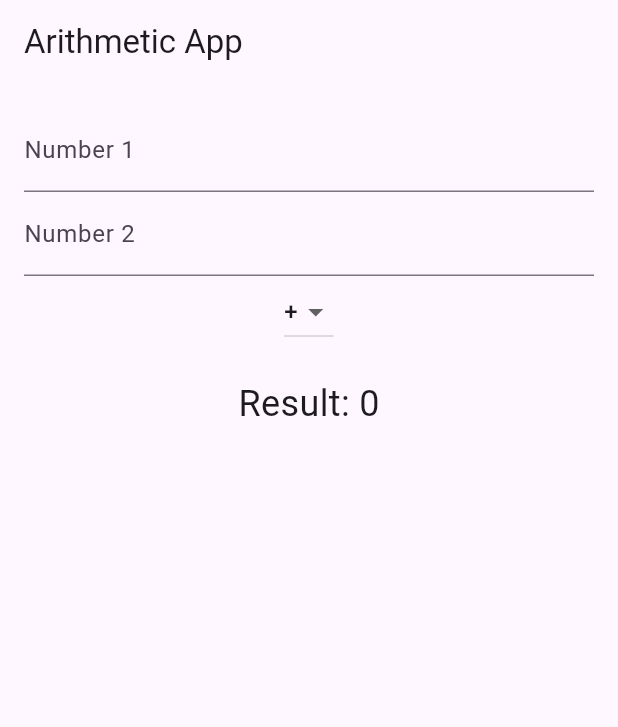
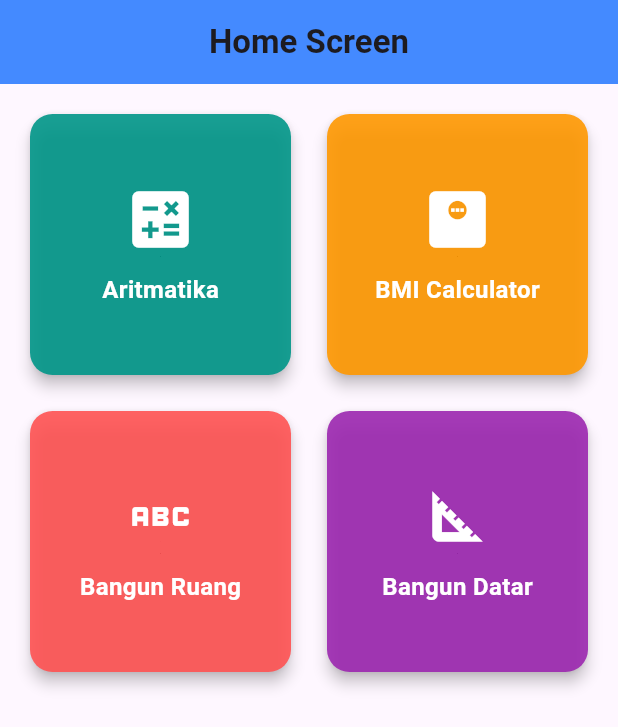
Before and after one commit to allam1768/inherited, a Flutter app: the screen it shows after launch, on a phone screen of 412 x 824 dp. Shown: the top 727 px of the screen. Run offline on Flutter 3.47's test engine with Material 3 defaults, Android fonts, the phone set to English and light mode, and no system bars.

Commit message:
buat homescreen

```diff
--- /dev/null
+++ b/lib/HomeScreen.dart
@@ -0,0 +1,117 @@
+import 'package:flutter/material.dart';
+import 'package:menghitung_bangun_ruang/Aritmatika/aritmatika.dart';
+import 'package:menghitung_bangun_ruang/BangunRuang/dashboard.dart';
+import 'package:menghitung_bangun_ruang/bmi/bmi_form.dart';
+
+class HomeScreen extends StatelessWidget {
+  const HomeScreen({super.key});
+
+  @override
+  Widget build(BuildContext context) {
+    return Scaffold(
+      appBar: AppBar(
+        title: const Text(
+          'Home Screen',
+          style: TextStyle(
+            fontWeight: FontWeight.bold,
+            fontSize: 22,
+          ),
+        ),
+        centerTitle: true,
+        backgroundColor: Colors.blueAccent, // Warna AppBar
+      ),
+      body: Padding(
+        padding: const EdgeInsets.all(16.0),
+        child: GridView.count(
+          crossAxisCount: 2,
+          crossAxisSpacing: 16,
+          mainAxisSpacing: 16,
+          children: [
+            _buildCard(
+              context,
+              icon: Icons.calculate,
+              label: 'Aritmatika',
+              color: Colors.teal,
+              onTap: () {
+                Navigator.push(
+                  context,
+                  MaterialPageRoute(builder: (context) => ArithmeticApp()),
+                );
+              },
+            ),
+            _buildCard(
+              context,
+              icon: Icons.monitor_weight,
+              label: 'BMI Calculator',
+              color: Colors.orange,
+              onTap: () {
+                Navigator.push(
+                  context,
+                  MaterialPageRoute(builder: (context) => BmiForm()),
+                );
+              },
+            ),
+            _buildCard(
+              context,
+              icon: Icons.abc,
+              label: 'Bangun Ruang',
+              color: Colors.redAccent,
+              onTap: () {
+                Navigator.push(
+                  context,
+                  MaterialPageRoute(builder: (context) => const Dashboard()),
+                );
+              },
+            ),
+            _buildCard(
+              context,
+              icon: Icons.square_foot,
+              label: 'Bangun Datar',
+              color: Colors.purple,
+              onTap: () {
+                Navigator.push(
+                  context,
+                  MaterialPageRoute(builder: (context) => const Dashboard()),
+                );
+              },
+            ),
+          ],
+        ),
+      ),
+    );
+  }
+
+  Widget _buildCard(BuildContext context,
+      {required IconData icon,
+        required String label,
+        required Color color,
+        required VoidCallback onTap}) {
+    return GestureDetector(
+      onTap: onTap,
+      child: Card(
+        color: color.withOpacity(0.9),
+        shape: RoundedRectangleBorder(borderRadius: BorderRadius.circular(15)),
+        elevation: 4,
+        child: Column(
+          mainAxisAlignment: MainAxisAlignment.center,
+          children: [
+            Icon(
+              icon,
+              size: 50,
+              color: Colors.white,
+            ),
+            const SizedBox(height: 10),
+            Text(
+              label,
+              style: const TextStyle(
+                color: Colors.white,
+                fontSize: 16,
+                fontWeight: FontWeight.bold,
+              ),
+            ),
+          ],
+        ),
+      ),
+    );
+  }
+}
--- a/lib/main.dart
+++ b/lib/main.dart
@@ -1,6 +1,7 @@
 
 import 'package:flutter/material.dart';
 import 'package:menghitung_bangun_ruang/BangunRuang/dashboard.dart';
+import 'package:menghitung_bangun_ruang/HomeScreen.dart';
 import 'package:menghitung_bangun_ruang/bmi/bmi_form.dart';
 
 import 'Aritmatika/aritmatika.dart';
@@ -23,7 +24,7 @@ class MyApp extends StatelessWidget {
           colorScheme: ColorScheme.fromSeed(seedColor: Colors.deepPurple),
           useMaterial3: true,
         ),
-        home: ArithmeticApp(),
+        home: HomeScreen(),
       ),
     );
   }
```
